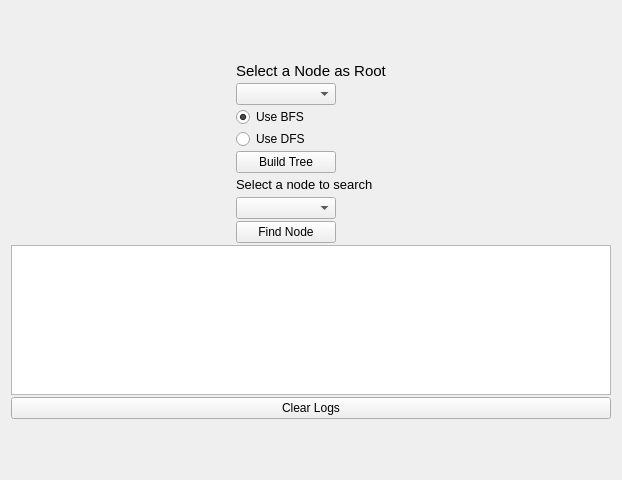
The window that frmgraphs.ui (jorgemedra/Algorithms) describes before a commit, drawn with Qt 5.
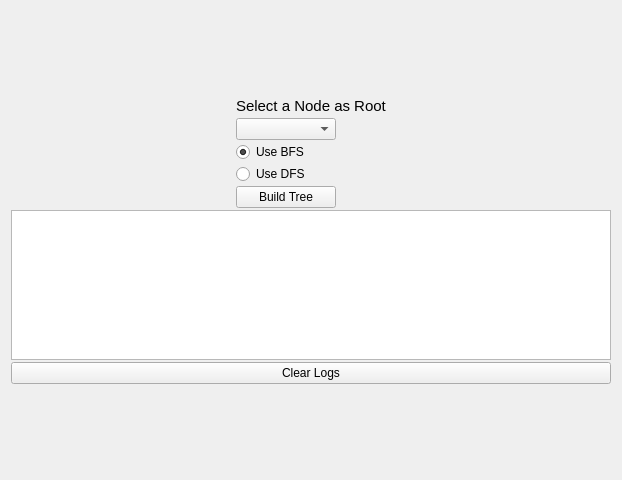
The same window after the commit.

Diff of the .ui file:
```diff
--- a/frmgraphs.ui
+++ b/frmgraphs.ui
@@ -82,42 +82,6 @@
            </property>
           </widget>
          </item>
-         <item>
-          <widget class="QLabel" name="label">
-           <property name="maximumSize">
-            <size>
-             <width>150</width>
-             <height>20</height>
-            </size>
-           </property>
-           <property name="text">
-            <string>&lt;html&gt;&lt;head/&gt;&lt;body&gt;&lt;p&gt;&lt;span style=&quot; font-size:10pt;&quot;&gt;Select a node to search&lt;/span&gt;&lt;/p&gt;&lt;/body&gt;&lt;/html&gt;</string>
-           </property>
-          </widget>
-         </item>
-         <item>
-          <widget class="QComboBox" name="cmbFNode">
-           <property name="maximumSize">
-            <size>
-             <width>100</width>
-             <height>16777215</height>
-            </size>
-           </property>
-          </widget>
-         </item>
-         <item>
-          <widget class="QPushButton" name="cmdFindNode">
-           <property name="maximumSize">
-            <size>
-             <width>100</width>
-             <height>16777215</height>
-            </size>
-           </property>
-           <property name="text">
-            <string>Find Node</string>
-           </property>
-          </widget>
-         </item>
         </layout>
        </item>
       </layout>
```
